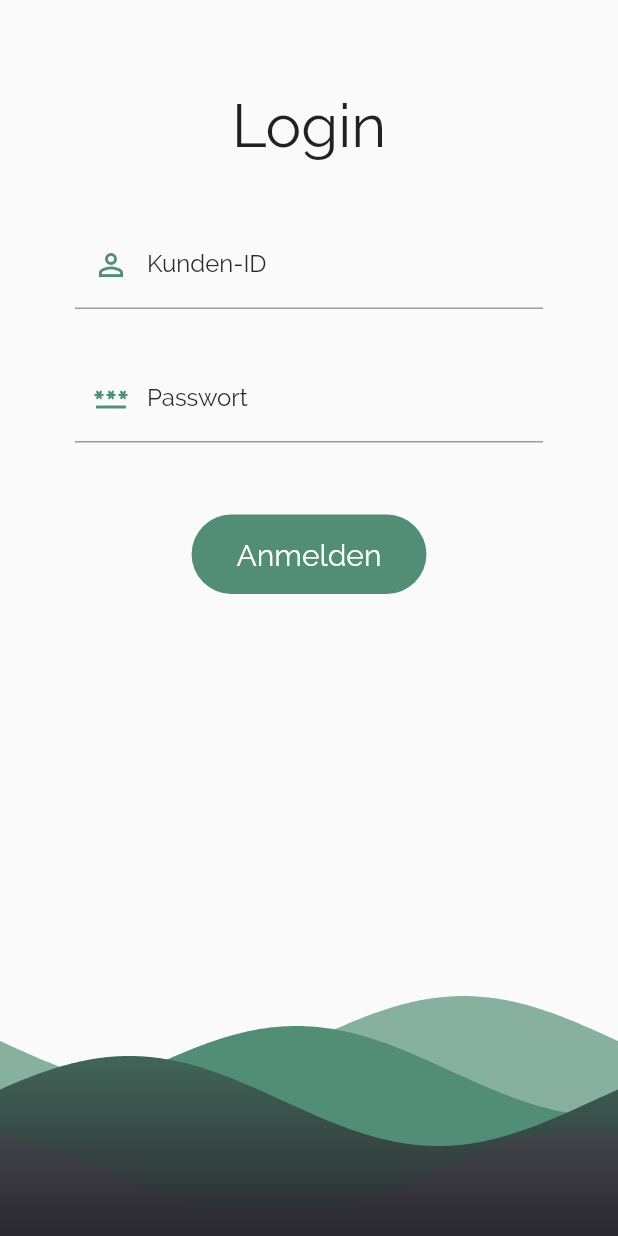
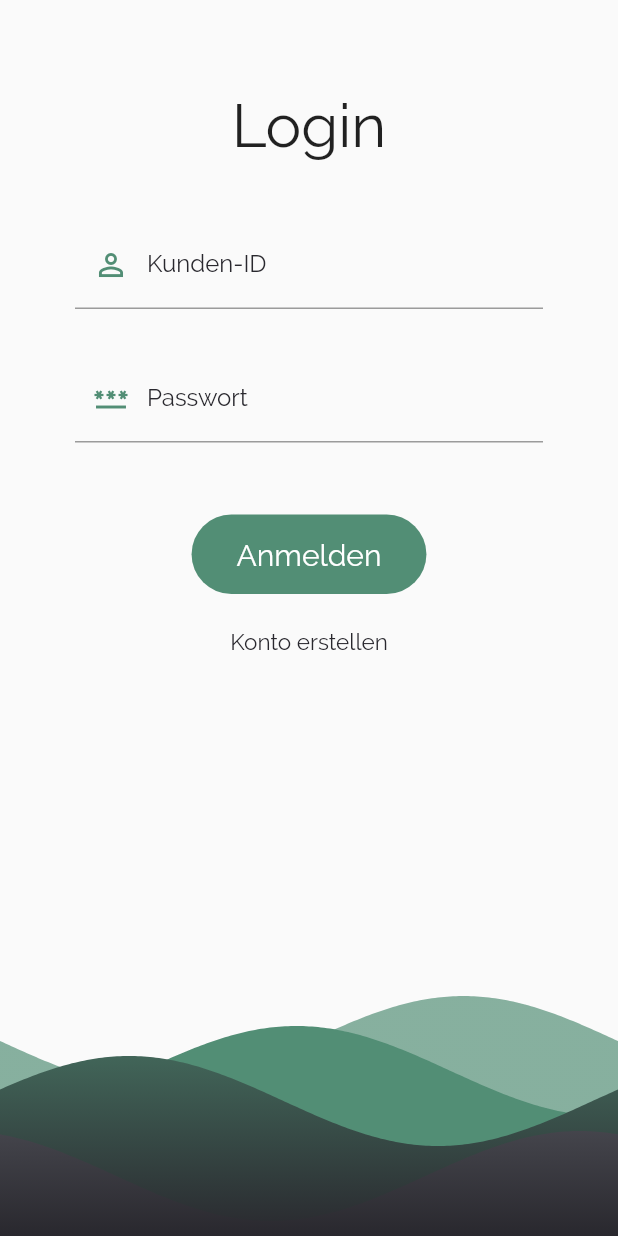
Before and after one commit to janbellenberg/smarthome, a Flutter app: the LoginPage screen opened directly, on a phone screen of 412 x 824 dp. Run offline on Flutter 3.47's test engine with Material 2 defaults, Android fonts, the phone set to English and light mode, and no system bars; drawn by our look-alikes of wave; our stand-ins replace curved_navigation_bar, weather_icons, yaml; missing offline and left inert: shared_preferences_web; project files that could hold a hidden picture were left out.

Commit message:
Refactored Login page

```diff
--- a/src/app/smarthome/lib/pages/login.dart
+++ b/src/app/smarthome/lib/pages/login.dart
@@ -1,7 +1,8 @@
 import 'package:Smarthome/constants/colors.dart';
+import 'package:Smarthome/pages/sign_up.dart';
+import 'package:Smarthome/widgets/rounded_text_field.dart';
+import 'package:Smarthome/widgets/wave_animation.dart';
 import 'package:flutter/material.dart';
-import 'package:wave/config.dart';
-import 'package:wave/wave.dart';
 
 class LoginPage extends StatefulWidget {
   LoginPage({Key? key}) : super(key: key);
@@ -25,55 +26,33 @@ class _LoginPageState extends State<LoginPage> {
                   "Login",
                   style: TextStyle(fontSize: 40.0),
                 ),
-                Padding(
+                RoundedTextField(
                   padding: const EdgeInsets.only(
-                      left: 50.0, right: 50.0, top: 40.0, bottom: 20.0),
-                  child: TextField(
+                    left: 50.0,
+                    right: 50.0,
+                    top: 40.0,
+                    bottom: 20.0,
+                  ),
+                  labelText: "Kunden-ID",
                   keyboardType: TextInputType.number,
-                    decoration: InputDecoration(
-                      focusedBorder: OutlineInputBorder(
-                        borderSide: BorderSide(
-                            color: Theme.of(context).accentColor, width: 2.0),
-                        borderRadius: BorderRadius.all(
-                          Radius.circular(30.0),
+                  prefixIcon: Icons.person_outline,
                 ),
+                RoundedTextField(
+                  padding: const EdgeInsets.only(
+                    left: 50.0,
+                    right: 50.0,
+                    top: 10.0,
+                    bottom: 40.0,
                   ),
-                      labelText: 'Kunden-ID',
-                      labelStyle:
-                          TextStyle(color: Theme.of(context).primaryColor),
-                      prefixIcon: Icon(Icons.person_outline,
-                          color: Theme.of(context).accentColor),
-                    ),
-                  ),
-                ),
-                Padding(
-                  padding: const EdgeInsets.only(
-                      left: 50.0, right: 50.0, top: 10.0, bottom: 40.0),
-                  child: TextField(
+                  labelText: "Passwort",
                   obscureText: true,
-                    enableSuggestions: false,
-                    autocorrect: false,
-                    decoration: InputDecoration(
-                      focusedBorder: OutlineInputBorder(
-                        borderSide: BorderSide(
-                            color: Theme.of(context).accentColor, width: 2.0),
-                        borderRadius: BorderRadius.all(
-                          Radius.circular(30.0),
-                        ),
-                      ),
-                      labelText: 'Passwort',
-                      labelStyle:
-                          TextStyle(color: Theme.of(context).primaryColor),
-                      prefixIcon: Icon(Icons.password,
-                          color: Theme.of(context).accentColor),
-                    ),
-                  ),
+                  prefixIcon: Icons.password,
                 ),
                 TextButton(
                   onPressed: () => {},
                   child: Container(
-                      padding: EdgeInsets.symmetric(
-                          horizontal: 30.0, vertical: 15.0),
+                    padding:
+                        EdgeInsets.symmetric(horizontal: 30.0, vertical: 15.0),
                     decoration: BoxDecoration(
                       color: Theme.of(context).accentColor,
                       borderRadius: BorderRadius.all(
@@ -82,38 +61,22 @@ class _LoginPageState extends State<LoginPage> {
                     ),
                     child: Text("Anmelden",
                         style: TextStyle(fontSize: 20.0, color: WHITE)),
-                    )),
-                Spacer(),
-                Padding(
-                  padding: const EdgeInsets.only(top: 10.0),
-                  child: WaveWidget(
-                    config: CustomConfig(
-                      gradients: [
-                        [
-                          Theme.of(context).accentColor.withAlpha(175),
-                          Theme.of(context).accentColor.withAlpha(175)
-                        ],
-                        [
-                          Theme.of(context).accentColor,
-                          Theme.of(context).accentColor
-                        ],
-                        [
-                          Theme.of(context).primaryColor,
-                          Theme.of(context).accentColor
-                        ],
-                        [Theme.of(context).primaryColor, GRAY],
-                      ],
-                      durations: [35000, 20000, 15000, 20000],
-                      heightPercentages: [0.20, 0.30, 0.40, 0.65],
-                      gradientBegin: Alignment.bottomCenter,
-                      gradientEnd: Alignment.topCenter,
-                    ),
-                    size: Size(
-                      double.infinity,
-                      200,
                   ),
                 ),
+                TextButton(
+                  onPressed: () => {
+                    Navigator.push(
+                      context,
+                      MaterialPageRoute(builder: (context) => SignUpPage()),
+                    )
+                  },
+                  child: Text("Konto erstellen",
+                      style: TextStyle(
+                          fontSize: 15.0,
+                          color: Theme.of(context).primaryColor)),
                 ),
+                Spacer(),
+                WaveAnimation(),
               ],
             ),
           ),
--- /dev/null
+++ b/src/app/smarthome/lib/pages/sign_up.dart
@@ -0,0 +1,17 @@
+import 'package:flutter/material.dart';
+
+class SignUpPage extends StatefulWidget {
+  SignUpPage({Key? key}) : super(key: key);
+
+  @override
+  _SignUpPageState createState() => _SignUpPageState();
+}
+
+class _SignUpPageState extends State<SignUpPage> {
+  @override
+  Widget build(BuildContext context) {
+    return Container(
+      child: null,
+    );
+  }
+}
--- /dev/null
+++ b/src/app/smarthome/lib/widgets/rounded_text_field.dart
@@ -0,0 +1,44 @@
+import 'package:flutter/material.dart';
+
+class RoundedTextField extends StatelessWidget {
+  const RoundedTextField({
+    required this.labelText,
+    required this.padding,
+    this.obscureText = false,
+    this.keyboardType = TextInputType.text,
+    this.prefixIcon,
+    Key? key,
+  }) : super(key: key);
+
+  final String labelText;
+  final EdgeInsets padding;
+  final TextInputType keyboardType;
+  final bool obscureText;
+  final IconData? prefixIcon;
+
+  @override
+  Widget build(BuildContext context) {
+    return Padding(
+      padding: this.padding,
+      child: TextField(
+        obscureText: this.obscureText,
+        keyboardType: this.keyboardType,
+        enableSuggestions:
+            !(obscureText || this.keyboardType != TextInputType.text),
+        autocorrect: !(obscureText || this.keyboardType != TextInputType.text),
+        decoration: InputDecoration(
+          focusedBorder: OutlineInputBorder(
+            borderSide:
+                BorderSide(color: Theme.of(context).accentColor, width: 2.0),
+            borderRadius: BorderRadius.all(
+              Radius.circular(30.0),
+            ),
+          ),
+          labelText: this.labelText,
+          labelStyle: TextStyle(color: Theme.of(context).primaryColor),
+          prefixIcon: Icon(prefixIcon, color: Theme.of(context).accentColor),
+        ),
+      ),
+    );
+  }
+}
--- /dev/null
+++ b/src/app/smarthome/lib/widgets/wave_animation.dart
@@ -0,0 +1,38 @@
+import 'package:Smarthome/constants/colors.dart';
+import 'package:flutter/material.dart';
+import 'package:wave/config.dart';
+import 'package:wave/wave.dart';
+
+class WaveAnimation extends StatelessWidget {
+  const WaveAnimation({
+    Key? key,
+  }) : super(key: key);
+
+  @override
+  Widget build(BuildContext context) {
+    return Padding(
+      padding: const EdgeInsets.only(top: 10.0),
+      child: WaveWidget(
+        config: CustomConfig(
+          gradients: [
+            [
+              Theme.of(context).accentColor.withAlpha(175),
+              Theme.of(context).accentColor.withAlpha(175)
+            ],
+            [Theme.of(context).accentColor, Theme.of(context).accentColor],
+            [Theme.of(context).primaryColor, Theme.of(context).accentColor],
+            [Theme.of(context).primaryColor, GRAY],
+          ],
+          durations: [35000, 20000, 15000, 20000],
+          heightPercentages: [0.20, 0.30, 0.40, 0.65],
+          gradientBegin: Alignment.bottomCenter,
+          gradientEnd: Alignment.topCenter,
+        ),
+        size: Size(
+          double.infinity,
+          200,
+        ),
+      ),
+    );
+  }
+}
--- a/src/app/smarthome/pubspec.yaml
+++ b/src/app/smarthome/pubspec.yaml
@@ -1,7 +1,7 @@
 name: Smarthome
 description: Steuerung Ihres Zuhauses
 publish_to: "none"
-version: ^1.0.0
+version: 1.0.0+1
 
 environment:
   sdk: ">=2.12.0 <3.0.0"
```
Lines whose indentation alone changed are shown as unchanged.
